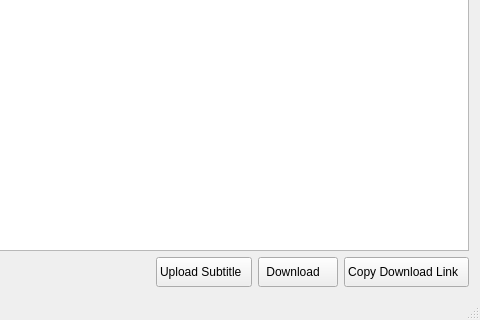
Old version of the form src/searchsubtitle/searchsubtitle.ui in the repository rupeshs/ExMplayer; both pictures show x 266 to 746 and y 123 to 443 of the 746 by 443 pixel window.
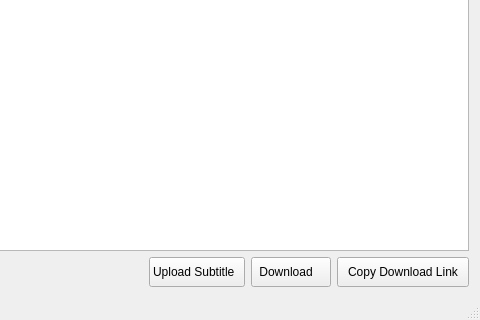
New version of the form. Icons and pictures are not drawn.

Patch:
```diff
--- a/src/searchsubtitle/searchsubtitle.ui
+++ b/src/searchsubtitle/searchsubtitle.ui
@@ -110,7 +110,7 @@
          </size>
         </property>
         <property name="text">
-         <string>Copy Download Link  </string>
+         <string>  Copy Download Link  </string>
         </property>
         <property name="iconSize">
          <size>
```
